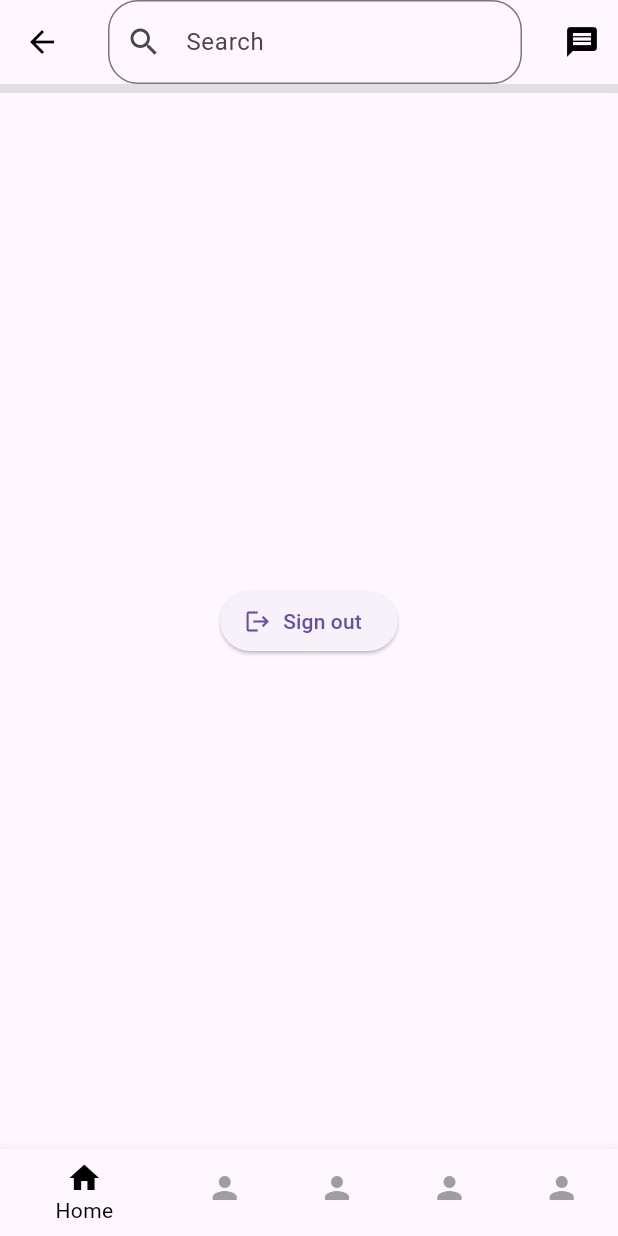
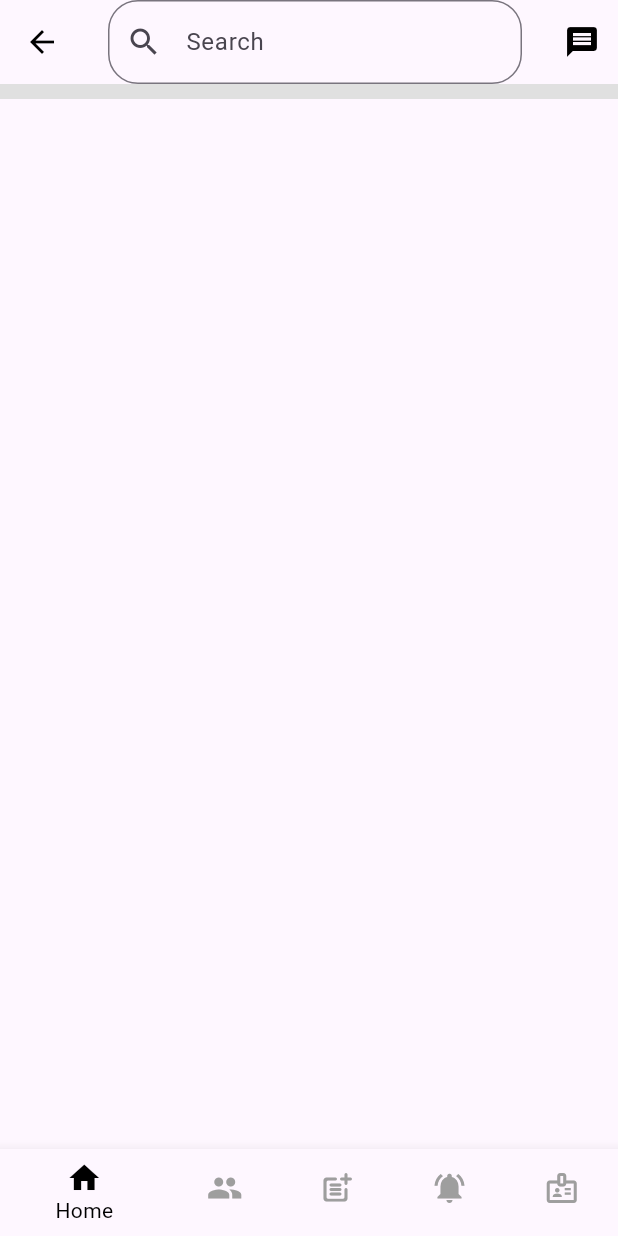
Before and after one commit to Bhanupratap7248/Linkidin_coln, a Flutter app: the screen it shows after launch, on a phone screen of 412 x 824 dp. Run offline on Flutter 3.47's test engine with Material 3 defaults, Android fonts, the light colour scheme and no system bars.

Commit message:
first commit

```diff
--- a/lib/pages/home_page.dart
+++ b/lib/pages/home_page.dart
@@ -16,7 +16,7 @@ class HomePageState extends State<HomePage> {
     });
   }
 
-  void signOut(BuildContext context) {}
+  //void signOut(BuildContext context) {}
   @override
   Widget build(BuildContext context) {
     return MaterialApp(
@@ -51,30 +51,42 @@ class HomePageState extends State<HomePage> {
             color: Colors.black, // Change icon color to white
           ),
         ),
-        body: Column(
-          children: [
-            Divider(thickness: 8, height: 6, color: Colors.grey[300]),
-            Expanded(
-              child: Center(
-                child: ElevatedButton.icon(
-                  onPressed: () => signOut(context),
-                  label: Text("Sign out"),
-                  icon: Icon(Icons.logout),
-                ),
-              ),
-            ),
-          ],
+        body: SingleChildScrollView(
+          child: Column(
+            children: [
+              Divider(thickness: 10, height: 10, color: Colors.grey[300]),
+              // Expanded(
+              //   child: Center(
+              //     child: ElevatedButton.icon(
+              //       onPressed: () => signOut(context),
+              //       label: Text("Sign out"),
+              //       icon: Icon(Icons.logout),
+              //     ),
+              //   ),
+              // ),
+
+            ],
+          ),
         ),
         bottomNavigationBar: BottomNavigationBar(
           items: [
             BottomNavigationBarItem(icon: Icon(Icons.home), label: 'Home'),
-            BottomNavigationBarItem(icon: Icon(Icons.person), label: 'friends'),
-            BottomNavigationBarItem(icon: Icon(Icons.person), label: 'Post'),
             BottomNavigationBarItem(
-              icon: Icon(Icons.person),
+              icon: Icon(Icons.people),
+              label: 'My Network',
+            ),
+            BottomNavigationBarItem(
+              icon: Icon(Icons.post_add_rounded),
+              label: 'Post',
+            ),
+            BottomNavigationBarItem(
+              icon: Icon(Icons.notifications_active),
               label: 'Notifications',
             ),
-            BottomNavigationBarItem(icon: Icon(Icons.person), label: 'Jobs'),
+            BottomNavigationBarItem(
+              icon: Icon(Icons.badge_outlined),
+              label: 'Jobs',
+            ),
           ],
           currentIndex: _selectedIndex, // track current index in state
           onTap: _onItemTapped, // handle tab change
```
